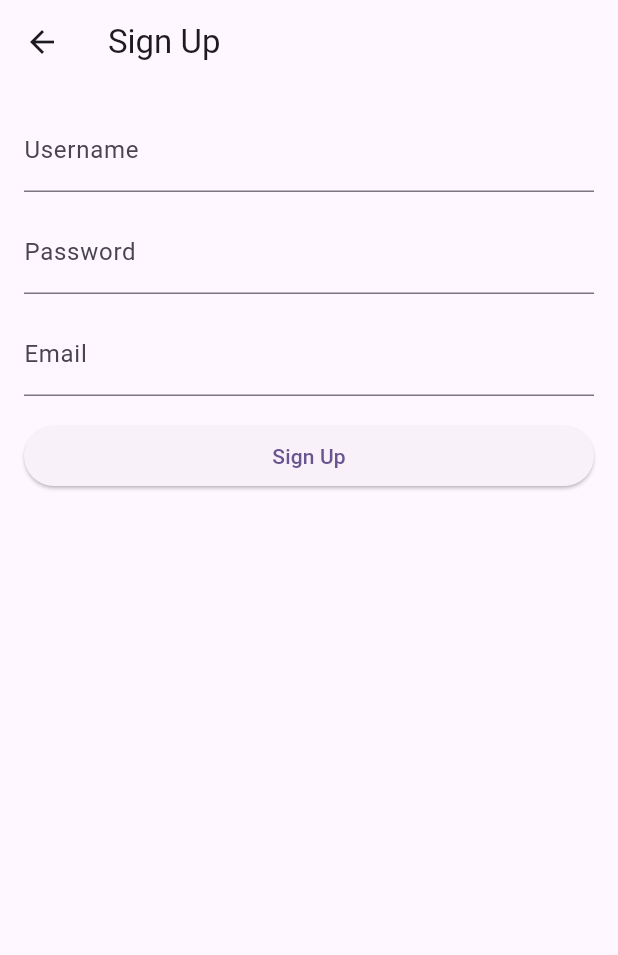
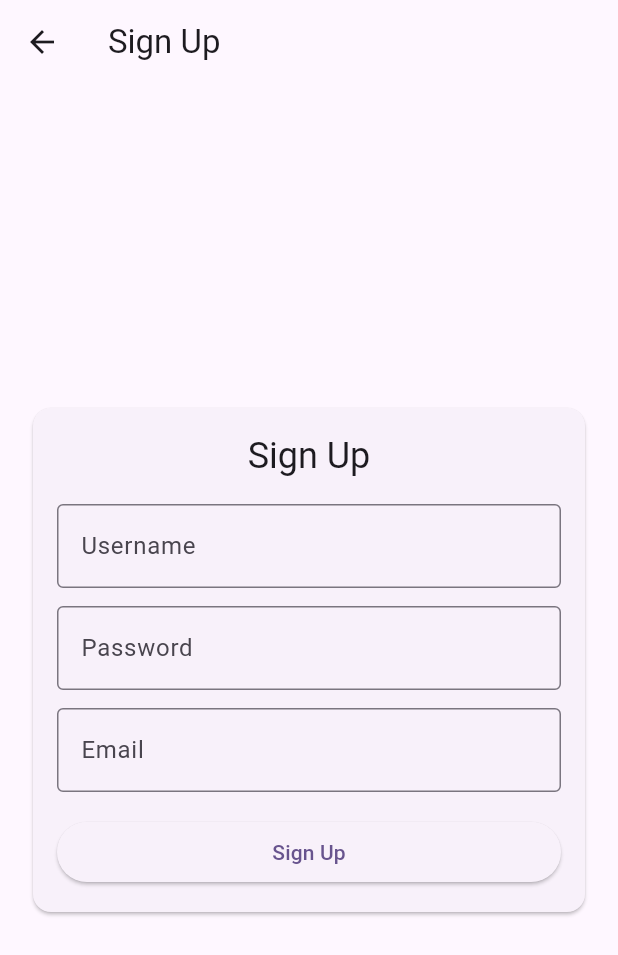
Before and after one commit to Mampuru/feedback-system, a Flutter app: the SignUpView screen opened directly, on a phone screen of 412 x 824 dp. Shown: the top 955 px of the screen. Run offline on Flutter 3.47's test engine with Material 3 defaults, Android fonts, the phone set to English and light mode, and no system bars; our stand-ins replace shared_preferences; accounts and stored records are empty.

Commit message:
Fixed the styling on the signup view

```diff
--- a/feedback_frontend/lib/views/signup_view.dart
+++ b/feedback_frontend/lib/views/signup_view.dart
@@ -1,4 +1,3 @@
-
 import 'package:flutter/material.dart';
 import 'package:shared_preferences/shared_preferences.dart';
 
@@ -23,39 +22,64 @@ class _SignUpViewState extends State<SignUpView> {
       appBar: AppBar(
         title: const Text('Sign Up'),
       ),
-      body: Padding(
+      body: Center(
+        child: SizedBox(
+          width: 400.0, // Fixed width for the Card
+          child: Card(
+            margin: const EdgeInsets.all(16.0),
+            child: Padding(
               padding: const EdgeInsets.all(16.0),
               child: Column(
+                mainAxisSize: MainAxisSize.min,
                 crossAxisAlignment: CrossAxisAlignment.stretch,
                 children: <Widget>[
+                  Text(
+                    'Sign Up',
+                    style: Theme.of(context).textTheme.headlineSmall,
+                    textAlign: TextAlign.center,
+                  ),
+                  const SizedBox(height: 16.0),
                   TextField(
                     controller: _usernameController,
-              decoration: const InputDecoration(labelText: 'Username'),
+                    decoration: const InputDecoration(
+                      labelText: 'Username',
+                      border: OutlineInputBorder(),
+                    ),
                   ),
                   const SizedBox(height: 12.0),
                   TextField(
                     controller: _passwordController,
-              decoration: const InputDecoration(labelText: 'Password'),
+                    decoration: const InputDecoration(
+                      labelText: 'Password',
+                      border: OutlineInputBorder(),
+                    ),
                     obscureText: true,
                   ),
                   const SizedBox(height: 12.0),
                   TextField(
                     controller: _emailController,
-              decoration: const InputDecoration(labelText: 'Email'),
+                    decoration: const InputDecoration(
+                      labelText: 'Email',
+                      border: OutlineInputBorder(),
+                    ),
                     keyboardType: TextInputType.emailAddress,
                   ),
                   const SizedBox(height: 16.0),
                   ElevatedButton(
                     onPressed: () async {
                       try {
-                  final response = await _apiService.signUp(_usernameController.text, _passwordController.text, _emailController.text);
+                        final response = await _apiService.signUp(
+                          _usernameController.text,
+                          _passwordController.text,
+                          _emailController.text,
+                        );
                         // Save token to shared preferences
                         SharedPreferences prefs = await SharedPreferences.getInstance();
                         prefs.setString('token', response['token']);
                         // Navigate to respective dashboard
                       } catch (e) {
                         ScaffoldMessenger.of(context).showSnackBar(
-                    const SnackBar(content: Text('Login failed')),
+                          const SnackBar(content: Text('Sign Up failed')),
                         );
                       }
                     },
@@ -64,6 +88,9 @@ class _SignUpViewState extends State<SignUpView> {
                 ],
               ),
             ),
+          ),
+        ),
+      ),
     );
   }
 }
```
Lines whose indentation alone changed are shown as unchanged.
